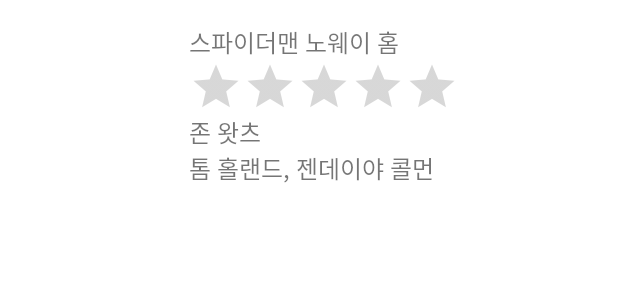
After one commit to doubleclutch30/architecture-study, an Android app: the layout item_movie.xml on its own in the app's theme, with its tools: preview values and no code run, on a phone screen of 412 x 824 dp. The commit adds this screen. Shown: the top 300 px of the screen. Run offline under Robolectric (Android 15) with nearby library versions, the phone set to English and light mode, and no system bars; network calls fail.

Commit message:
movie 모델생성, retrofit 으로 네이버 api 호출

```diff
--- /dev/null
+++ b/app/src/main/res/layout/item_movie.xml
@@ -0,0 +1,59 @@
+<?xml version="1.0" encoding="utf-8"?>
+<androidx.constraintlayout.widget.ConstraintLayout xmlns:android="http://schemas.android.com/apk/res/android"
+    xmlns:app="http://schemas.android.com/apk/res-auto"
+    xmlns:tools="http://schemas.android.com/tools"
+    android:layout_width="match_parent"
+    android:layout_height="wrap_content"
+    android:padding="16dp">
+
+    <ImageView
+        android:id="@+id/movie_image"
+        android:layout_width="100dp"
+        android:layout_height="100dp"
+        app:layout_constraintStart_toStartOf="parent"
+        app:layout_constraintTop_toTopOf="parent" />
+
+    <TextView
+        android:id="@+id/movie_title"
+        android:layout_width="0dp"
+        android:layout_height="wrap_content"
+        android:layout_marginStart="10dp"
+        android:textSize="16sp"
+        app:layout_constraintEnd_toEndOf="parent"
+        app:layout_constraintStart_toEndOf="@+id/movie_image"
+        app:layout_constraintTop_toTopOf="parent"
+        tools:text="스파이더맨 노웨이 홈" />
+
+    <androidx.appcompat.widget.AppCompatRatingBar
+        android:id="@+id/user_rating"
+        style="@style/Widget.AppCompat.RatingBar.Indicator"
+        android:layout_width="0dp"
+        android:layout_height="wrap_content"
+        android:layout_marginStart="10dp"
+        android:numStars="5"
+        android:rating="0"
+        app:layout_constraintStart_toEndOf="@+id/movie_image"
+        app:layout_constraintTop_toBottomOf="@id/movie_title" />
+
+    <TextView
+        android:id="@+id/movie_director"
+        android:layout_width="0dp"
+        android:layout_height="wrap_content"
+        android:layout_marginStart="10dp"
+        android:textSize="16sp"
+        app:layout_constraintStart_toEndOf="@+id/movie_image"
+        app:layout_constraintTop_toBottomOf="@id/user_rating"
+        tools:text="존 왓츠" />
+
+    <TextView
+        android:id="@+id/movie_actor"
+        android:layout_width="0dp"
+        android:layout_height="wrap_content"
+        android:layout_marginStart="10dp"
+        android:textSize="16sp"
+        app:layout_constraintStart_toEndOf="@+id/movie_image"
+        app:layout_constraintTop_toBottomOf="@id/movie_director"
+        tools:text="톰 홀랜드, 젠데이야 콜먼" />
+
+
+</androidx.constraintlayout.widget.ConstraintLayout>
```
Also changed, not shown: app/build.gradle (+8 -0 lines), app/src/main/java/com/lutawav/architecturestudy/data/Movie.kt (added, +15 -0 lines), app/src/main/java/com/lutawav/architecturestudy/data/MovieResponse.kt (added, +9 -0 lines), app/src/main/java/com/lutawav/architecturestudy/network/ApiClient.kt (added, +57 -0 lines), app/src/main/java/com/lutawav/architecturestudy/network/ApiService.kt (added, +14 -0 lines), app/src/main/java/com/lutawav/architecturestudy/network/NaverApi.kt (added, +16 -0 lines), app/src/main/java/com/lutawav/architecturestudy/ui/MovieAdapter.kt (added, +54 -0 lines), app/src/main/java/com/lutawav/architecturestudy/ui/MovieFragment.kt (+55 -0 lines), app/src/main/res/layout/fragment_movie.xml (+32 -1 lines).
